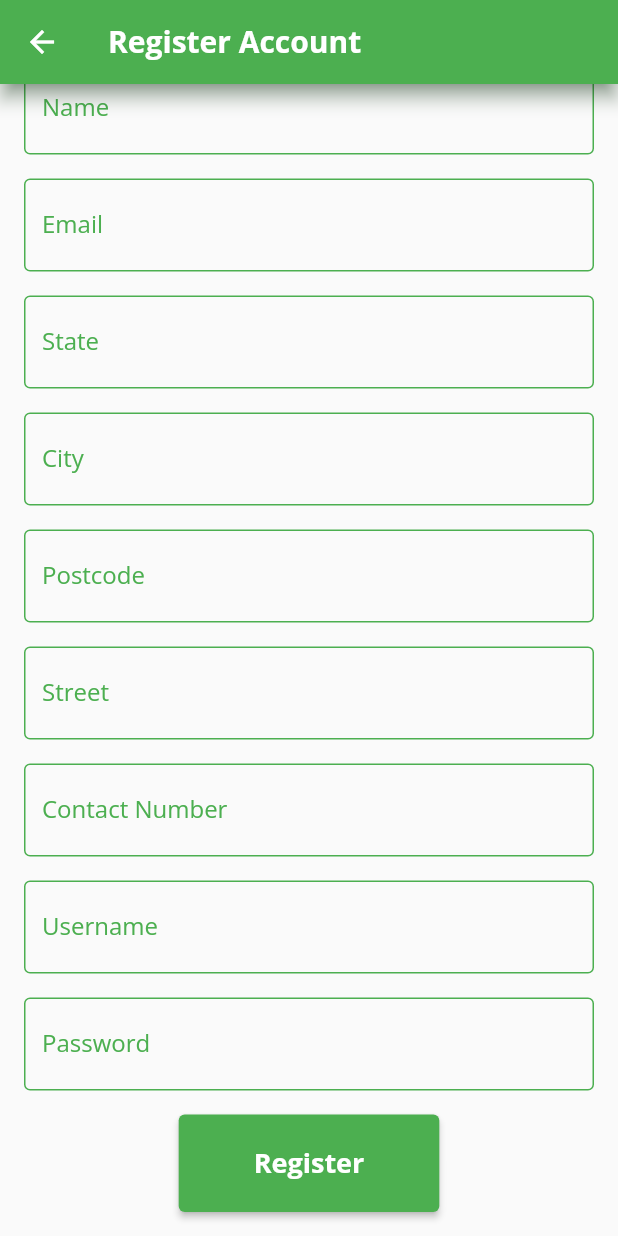
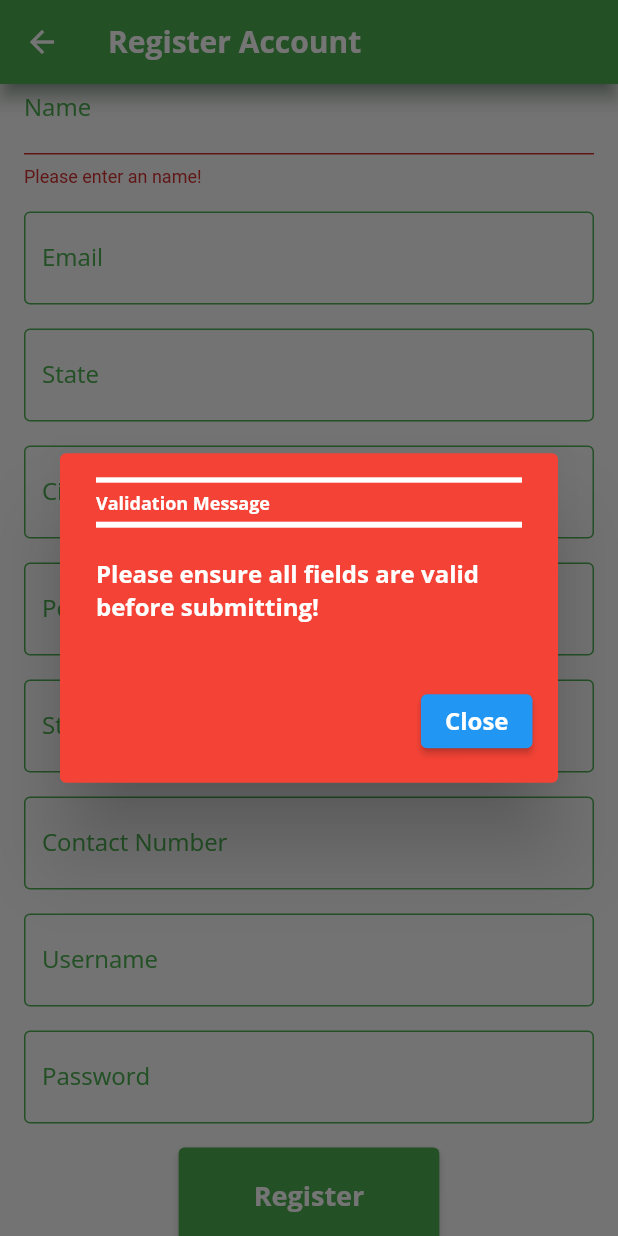
Before and after one commit to ConquerorFY/APU-Final-Year-Project, a Flutter app: the Register screen opened by its route, scrolled down 31 dp, after a tap on "Register", on a phone screen of 412 x 824 dp. Run offline on Flutter 3.47's test engine with Material 2 defaults, Android fonts, the phone set to English and light mode, and no system bars; our stand-ins replace flutter_spinkit.

Commit message:
Modified Popup Widget

```diff
--- a/application/etaman_frontend/lib/screens/login.dart
+++ b/application/etaman_frontend/lib/screens/login.dart
@@ -152,7 +152,7 @@ class LoginState extends State<Login> {
                                 fontStyle: FontStyle.italic,
                                 decoration: TextDecoration.underline,
                                 fontFamily: "OpenSans",
-                                color: Colors.white)),
+                                color: Colors.lightGreen)),
                       ),
                     ],
                   ))))
--- a/application/etaman_frontend/lib/screens/register.dart
+++ b/application/etaman_frontend/lib/screens/register.dart
@@ -347,18 +347,34 @@ class RegisterState extends State<Register> {
                       "username": usernameVal,
                       "password": passwordVal
                     };
-                    final response = await apiService.registerAccount(userData);
+                    if (!(_nameKey.currentState!.validate() &&
+                        _emailKey.currentState!.validate() &&
+                        _stateKey.currentState!.validate() &&
+                        _cityKey.currentState!.validate() &&
+                        _postcodeKey.currentState!.validate() &&
+                        _streetKey.currentState!.validate() &&
+                        _contactKey.currentState!.validate() &&
+                        _usernameKey.currentState!.validate() &&
+                        _passwordKey.currentState!.validate())) {
+                      popupService.showErrorPopup(context, "Validation Message",
+                          "Please ensure all fields are valid before submitting!");
+                    } else {
+                      final response =
+                          await apiService.registerAccount(userData);
                       if (response != null) {
                         final status = response["status"];
                         final message = response["data"]["message"];
                         if (status > 0) {
                           // Success message
                           // ignore: use_build_context_synchronously
-                        popupService.showSuccessPopup(context, message);
+                          popupService.showSuccessPopup(
+                              context, "Registration Message", message);
                         } else {
                           // Error message
                           // ignore: use_build_context_synchronously
-                        popupService.showErrorPopup(context, message);
+                          popupService.showErrorPopup(
+                              context, "Registration Message", message);
+                        }
                       }
                     }
                   },
--- a/application/etaman_frontend/lib/services/popup.dart
+++ b/application/etaman_frontend/lib/services/popup.dart
@@ -1,12 +1,14 @@
 import 'package:flutter/material.dart';
 
 class MessagePopup extends StatelessWidget {
+  final String title;
   final String message;
   final Color backgroundColor;
   final Color textColor;
 
   const MessagePopup({
     super.key,
+    required this.title,
     required this.message,
     this.backgroundColor = Colors.green,
     this.textColor = Colors.white,
@@ -14,23 +16,56 @@ class MessagePopup extends StatelessWidget {
 
   @override
   Widget build(BuildContext context) {
-    return Container(
-        color: backgroundColor,
-        padding: const EdgeInsets.fromLTRB(25.0, 15.0, 25.0, 15.0),
-        child: Container(
+    return AlertDialog(
+      backgroundColor: backgroundColor,
+      title: Column(crossAxisAlignment: CrossAxisAlignment.start, children: [
+        Container(
           decoration: BoxDecoration(
-            border: Border.all(color: backgroundColor, width: 2.0),
-            borderRadius: BorderRadius.circular(10.0),
-          ),
+              border: Border.all(color: Colors.white, width: 1.8)),
+        ),
+        const SizedBox(height: 5.0),
+        Text(
+          title,
+          style: TextStyle(
+              color: textColor,
+              fontSize: 12.0,
+              fontWeight: FontWeight.bold,
+              fontFamily: "OpenSans"),
+        ),
+        const SizedBox(height: 5.0),
+        Container(
+          decoration: BoxDecoration(
+              border: Border.all(color: Colors.white, width: 2.0)),
+        )
+      ]),
+      titlePadding: const EdgeInsets.fromLTRB(24, 16, 24, 20),
+      content: Text(
+        message,
+        style: TextStyle(
+            color: textColor,
+            fontSize: 16.0,
+            fontWeight: FontWeight.bold,
+            fontFamily: "OpenSans"),
+      ),
+      contentPadding: const EdgeInsets.fromLTRB(24, 0, 24, 24),
+      buttonPadding: const EdgeInsets.fromLTRB(10, 10, 24, 10),
+      actions: [
+        ElevatedButton(
+          onPressed: () {
+            // Close the popup when this button is pressed
+            Navigator.of(context).pop();
+          },
           child: Text(
-            message,
+            "Close",
             style: TextStyle(
                 color: textColor,
-                fontSize: 18.0,
+                fontSize: 16.0,
                 fontWeight: FontWeight.bold,
                 fontFamily: "OpenSans"),
           ),
-        ));
+        ),
+      ],
+    );
   }
 }
 
@@ -40,30 +75,29 @@ class Popup {
   static final Popup _instance = Popup._();
   factory Popup() => _instance;
 
-  void showSuccessPopup(BuildContext context, String message) {
+  void showSuccessPopup(BuildContext context, String title, String message) {
     showDialog(
       context: context,
       builder: (BuildContext context) {
-        return Dialog(
-            child: MessagePopup(
+        return MessagePopup(
+          title: title,
           message: message,
           backgroundColor: Colors.green,
           textColor: Colors.white,
-        ));
+        );
       },
     );
   }
 
-  void showErrorPopup(BuildContext context, String message) {
+  void showErrorPopup(BuildContext context, String title, String message) {
     showDialog(
       context: context,
       builder: (BuildContext context) {
-        return Dialog(
-          child: MessagePopup(
-            message: message,
-            backgroundColor: Colors.red,
-            textColor: Colors.white,
-          ),
+        return MessagePopup(
+          title: title,
+          message: message,
+          backgroundColor: Colors.red,
+          textColor: Colors.white,
         );
       },
     );
```
Lines whose indentation alone changed are shown as unchanged.
